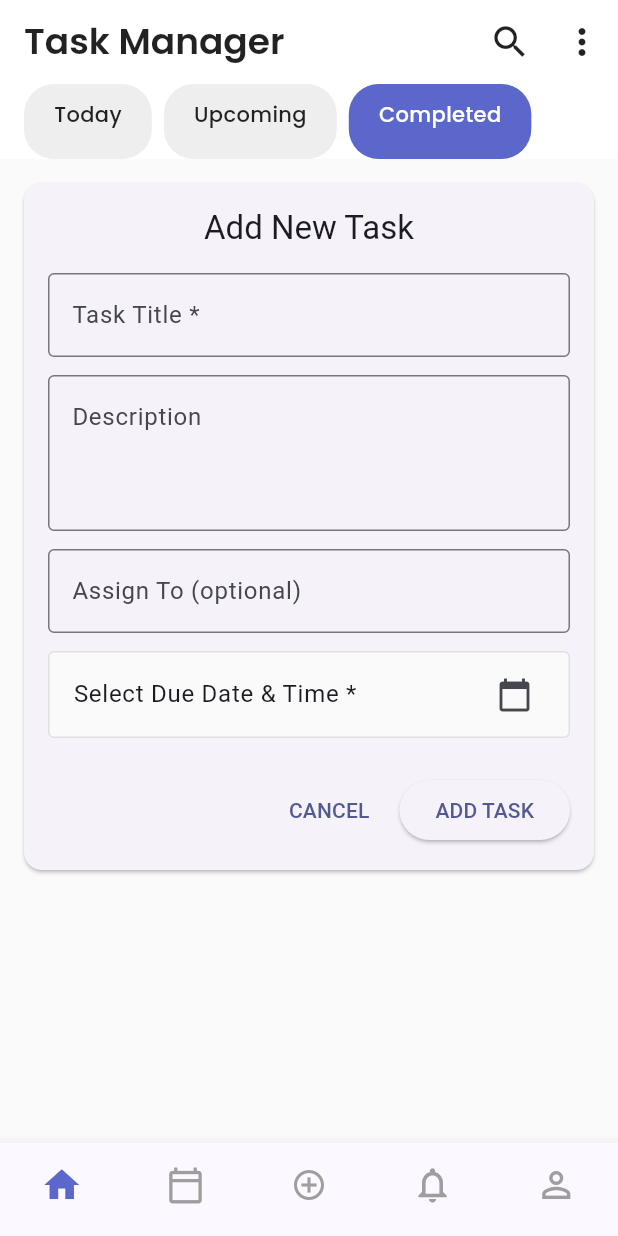
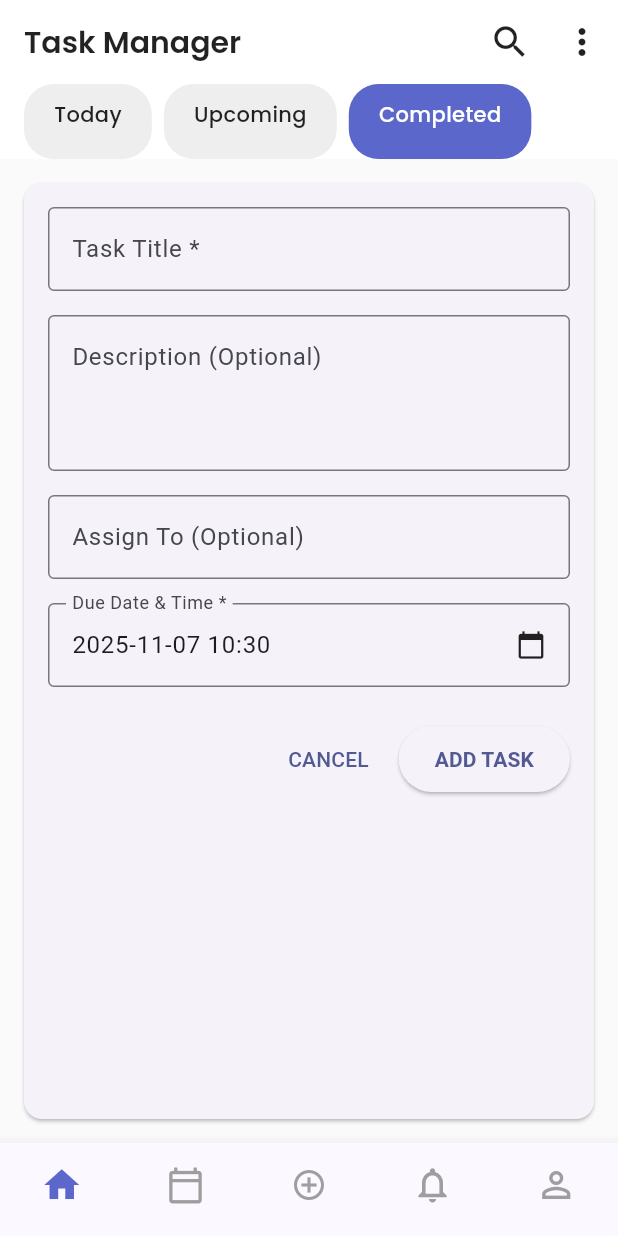
Before and after one commit to Chieyo/BidaTask, a Flutter app: the screen it shows after launch, after a tap on "Upcoming", after a tap on "Completed", after a tap on the "add" icon, on a phone screen of 412 x 824 dp. Run offline on Flutter 3.47's test engine with Material 3 defaults, Android fonts, the phone set to English and light mode, and no system bars; our stand-ins replace google_fonts.

Commit message:
fix errors and bugs

```diff
--- a/frontend/lib/domain/models/task.dart
+++ b/frontend/lib/domain/models/task.dart
@@ -1,4 +1,3 @@
-import 'package:flutter/foundation.dart';
 import '../enums/task_status.dart';
 
 class Task {
@@ -25,31 +24,54 @@ class Task {
   }) : createdAt = createdAt ?? DateTime.now();
 
   Task copyWith({
+    String? id,
     String? title,
-    String? description,
+    String? author,
     DateTime? dueDate,
     TaskStatus? status,
+    bool? isPostedByMe,
     String? assignedTo,
+    String? description,
+    DateTime? createdAt,
   }) {
     return Task(
-      id: id,
+      id: id ?? this.id,
       title: title ?? this.title,
-      author: author,
+      author: author ?? this.author,
       dueDate: dueDate ?? this.dueDate,
       status: status ?? this.status,
-      isPostedByMe: isPostedByMe,
+      isPostedByMe: isPostedByMe ?? this.isPostedByMe,
       assignedTo: assignedTo ?? this.assignedTo,
       description: description ?? this.description,
-      createdAt: createdAt,
+      createdAt: createdAt ?? this.createdAt,
     );
   }
 
   @override
   bool operator ==(Object other) {
     if (identical(this, other)) return true;
-    return other is Task && other.id == id;
+    return other is Task &&
+           other.id == id &&
+           other.title == title &&
+           other.author == author &&
+           other.dueDate == dueDate &&
+           other.status == status &&
+           other.isPostedByMe == isPostedByMe &&
+           other.assignedTo == assignedTo &&
+           other.description == description &&
+           other.createdAt == createdAt;
   }
 
   @override
-  int get hashCode => id.hashCode;
+  int get hashCode => Object.hash(
+        id,
+        title,
+        author,
+        dueDate,
+        status,
+        isPostedByMe,
+        assignedTo,
+        description,
+        createdAt,
+      );
 }
--- a/frontend/lib/presentation/screens/task_manager_screen.dart
+++ b/frontend/lib/presentation/screens/task_manager_screen.dart
@@ -13,10 +13,12 @@ class TaskManagerScreen extends StatefulWidget {
 }
 
 class _TaskManagerScreenState extends State<TaskManagerScreen> with SingleTickerProviderStateMixin {
-  late TabController _tabController;
-  late List<Task> _tasks;
+  late final TabController _tabController;
+  List<Task> _tasks = [];
   bool _showTaskForm = false;
   Task? _editingTask;
+  bool _isLoading = true;
+  String? _errorMessage;
 
   @override
   void initState() {
@@ -25,9 +27,18 @@ class _TaskManagerScreenState extends State<TaskManagerScreen> with SingleTicker
     _loadTasks();
   }
 
-  void _loadTasks() {
-    setState(() {
-      _tasks = [
+  Future<void> _loadTasks() async {
+    try {
+      setState(() {
+        _isLoading = true;
+        _errorMessage = null;
+      });
+
+      // Simulate network delay
+      await Future.delayed(const Duration(milliseconds: 500));
+
+      // In a real app, this would be an API call
+      final tasks = [
         Task(
           id: '1',
           title: 'Clean the garden',
@@ -68,7 +79,21 @@ class _TaskManagerScreenState extends State<TaskManagerScreen> with SingleTicker
           description: 'Task marked as completed. Awaiting review.',
         ),
       ];
-    });
+
+      if (mounted) {
+        setState(() {
+          _tasks = tasks;
+          _isLoading = false;
+        });
+      }
+    } catch (e) {
+      if (mounted) {
+        setState(() {
+          _errorMessage = 'Failed to load tasks. Please try again.';
+          _isLoading = false;
+        });
+      }
+    }
   }
 
   @override
@@ -264,13 +289,44 @@ class _TaskManagerScreenState extends State<TaskManagerScreen> with SingleTicker
       task.dueDate.isAfter(DateTime.now().add(const Duration(days: 1)))
     ).toList();
 
+    if (_isLoading) {
+      return const Scaffold(
+        body: Center(
+          child: CircularProgressIndicator(),
+        ),
+      );
+    }
+
+    if (_errorMessage != null) {
+      return Scaffold(
+        body: Center(
+          child: Column(
+            mainAxisAlignment: MainAxisAlignment.center,
+            children: [
+              Text(
+                _errorMessage!,
+                style: const TextStyle(color: Colors.red, fontSize: 16),
+                textAlign: TextAlign.center,
+              ),
+              const SizedBox(height: 16),
+              ElevatedButton(
+                onPressed: _loadTasks,
+                child: const Text('Retry'),
+              ),
+            ],
+          ),
+        ),
+      );
+    }
+
     return Scaffold(
       appBar: AppBar(
         title: Text(
           'Task Manager',
           style: GoogleFonts.poppins(
+            fontSize: 20,
             fontWeight: FontWeight.w600,
-            fontSize: 24,
+            color: Colors.black87,
           ),
         ),
         actions: [
--- a/frontend/lib/presentation/widgets/status_chip.dart
+++ b/frontend/lib/presentation/widgets/status_chip.dart
@@ -37,7 +37,6 @@ class StatusChip extends StatelessWidget {
       case TaskStatus.cancelled:
         return const Color(0xFFF44336);
       case TaskStatus.notStarted:
-      default:
         return const Color(0xFFFF9800);
     }
   }
--- a/frontend/lib/presentation/widgets/task_form.dart
+++ b/frontend/lib/presentation/widgets/task_form.dart
@@ -1,8 +1,6 @@
 import 'package:flutter/material.dart';
-import 'package:intl/intl.dart';
 import '../../../domain/models/task.dart';
 import '../../../domain/enums/task_status.dart';
-import '../../core/utils/date_utils.dart' as date_utils;
 
 class TaskForm extends StatefulWidget {
   final Task? initialTask;
@@ -35,7 +33,7 @@ class _TaskFormState extends State<TaskForm> {
     _titleController = TextEditingController(text: _editingTask?.title ?? '');
     _descriptionController = TextEditingController(text: _editingTask?.description ?? '');
     _assignedToController = TextEditingController(text: _editingTask?.assignedTo ?? '');
-    _selectedDate = _editingTask?.dueDate;
+    _selectedDate = _editingTask?.dueDate ?? DateTime.now().add(const Duration(days: 1));
   }
 
   @override
@@ -76,6 +74,7 @@ class _TaskFormState extends State<TaskForm> {
 
   void _submitForm() {
     if (!_formKey.currentState!.validate()) return;
+
     if (_selectedDate == null) {
       ScaffoldMessenger.of(context).showSnackBar(
         const SnackBar(content: Text('Please select a due date and time')),
@@ -83,18 +82,40 @@ class _TaskFormState extends State<TaskForm> {
       return;
     }
 
+    // Validate that the due date is in the future
+    if (_selectedDate!.isBefore(DateTime.now())) {
+      ScaffoldMessenger.of(context).showSnackBar(
+        const SnackBar(content: Text('Due date must be in the future')),
+      );
+      return;
+    }
+
+    try {
       final task = Task(
         id: _editingTask?.id ?? DateTime.now().millisecondsSinceEpoch.toString(),
-      title: _titleController.text,
+        title: _titleController.text.trim(),
         author: _editingTask?.author ?? 'You',
         dueDate: _selectedDate!,
         status: _editingTask?.status ?? TaskStatus.notStarted,
         isPostedByMe: true,
-      assignedTo: _assignedToController.text.isNotEmpty ? _assignedToController.text : null,
-      description: _descriptionController.text.isNotEmpty ? _descriptionController.text : null,
+        assignedTo: _assignedToController.text.trim().isNotEmpty
+            ? _assignedToController.text.trim()
+            : null,
+        description: _descriptionController.text.trim().isNotEmpty
+            ? _descriptionController.text.trim()
+            : null,
       );
 
       widget.onSubmit(task);
+    } catch (e) {
+      ScaffoldMessenger.of(context).showSnackBar(
+        SnackBar(content: Text('Error creating task: ${e.toString()}')),
+      );
+    }
+  }
+
+  String _formatDateTime(DateTime date) {
+    return '${date.year}-${date.month.toString().padLeft(2, '0')}-${date.day.toString().padLeft(2, '0')} ${date.hour.toString().padLeft(2, '0')}:${date.minute.toString().padLeft(2, '0')}';
   }
 
   @override
@@ -106,59 +127,68 @@ class _TaskFormState extends State<TaskForm> {
         child: Form(
           key: _formKey,
           child: Column(
-            mainAxisSize: MainAxisSize.min,
             crossAxisAlignment: CrossAxisAlignment.stretch,
             children: [
-              Text(
-                _editingTask == null ? 'Add New Task' : 'Edit Task',
-                style: Theme.of(context).textTheme.headline6,
-                textAlign: TextAlign.center,
-              ),
-              const SizedBox(height: 16),
               TextFormField(
                 controller: _titleController,
                 decoration: const InputDecoration(
                   labelText: 'Task Title *',
                   border: OutlineInputBorder(),
+                  hintText: 'Enter task title',
                 ),
+                textInputAction: TextInputAction.next,
                 validator: (value) {
-                  if (value == null || value.isEmpty) {
-                    return 'Please enter a title';
+                  if (value == null || value.trim().isEmpty) {
+                    return 'Please enter a task title';
                   }
                   return null;
                 },
               ),
-              const SizedBox(height: 12),
+              const SizedBox(height: 16),
               TextFormField(
                 controller: _descriptionController,
-                maxLines: 3,
                 decoration: const InputDecoration(
-                  labelText: 'Description',
+                  labelText: 'Description (Optional)',
                   border: OutlineInputBorder(),
+                  hintText: 'Enter task description',
                   alignLabelWithHint: true,
                 ),
+                maxLines: 3,
+                textInputAction: TextInputAction.next,
+                keyboardType: TextInputType.multiline,
               ),
-              const SizedBox(height: 12),
+              const SizedBox(height: 16),
               TextFormField(
                 controller: _assignedToController,
                 decoration: const InputDecoration(
-                  labelText: 'Assign To (optional)',
+                  labelText: 'Assign To (Optional)',
                   border: OutlineInputBorder(),
+                  hintText: 'Enter assignee name',
                 ),
+                textInputAction: TextInputAction.done,
+                onFieldSubmitted: (_) => _submitForm(),
               ),
-              const SizedBox(height: 12),
-              ListTile(
-                title: Text(
-                  _selectedDate == null
-                      ? 'Select Due Date & Time *'
-                      : 'Due: ${date_utils.formatDate(_selectedDate!)} ${date_utils.formatTime(_selectedDate!)}',
+              const SizedBox(height: 16),
+              InkWell(
+                onTap: () => _selectDateTime(context),
+                child: InputDecorator(
+                  decoration: const InputDecoration(
+                    labelText: 'Due Date & Time *',
+                    border: OutlineInputBorder(),
+                    contentPadding: EdgeInsets.symmetric(horizontal: 12, vertical: 16),
                   ),
-                trailing: const Icon(Icons.calendar_today),
-                onTap: () => _selectDateTime(context),
-                tileColor: Colors.grey[50],
-                shape: RoundedRectangleBorder(
-                  side: BorderSide(color: Colors.grey[300]!),
-                  borderRadius: BorderRadius.circular(4),
+                  child: Row(
+                    mainAxisAlignment: MainAxisAlignment.spaceBetween,
+                    children: [
+                      Text(
+                        _selectedDate != null
+                            ? _formatDateTime(_selectedDate!)
+                            : 'Select date and time',
+                        style: Theme.of(context).textTheme.bodyLarge,
+                      ),
+                      const Icon(Icons.calendar_today, size: 20),
+                    ],
+                  ),
                 ),
               ),
               const SizedBox(height: 24),
@@ -172,7 +202,13 @@ class _TaskFormState extends State<TaskForm> {
                   const SizedBox(width: 8),
                   ElevatedButton(
                     onPressed: _submitForm,
-                    child: Text(_editingTask == null ? 'ADD TASK' : 'SAVE CHANGES'),
+                    style: ElevatedButton.styleFrom(
+                      padding: const EdgeInsets.symmetric(horizontal: 24, vertical: 12),
+                    ),
+                    child: Text(
+                      _editingTask == null ? 'ADD TASK' : 'SAVE CHANGES',
+                      style: const TextStyle(fontWeight: FontWeight.bold),
+                    ),
                   ),
                 ],
               ),
--- a/frontend/lib/presentation/widgets/task_item.dart
+++ b/frontend/lib/presentation/widgets/task_item.dart
@@ -160,7 +160,6 @@ class TaskItem extends StatelessWidget {
       case TaskStatus.cancelled:
         return const Color(0xFFF44336);
       case TaskStatus.notStarted:
-      default:
         return const Color(0xFFFF9800);
     }
   }
@@ -174,7 +173,6 @@ class TaskItem extends StatelessWidget {
       case TaskStatus.cancelled:
         return Icons.cancel_outlined;
       case TaskStatus.notStarted:
-      default:
         return Icons.access_time;
     }
   }
--- a/frontend/pubspec.yaml
+++ b/frontend/pubspec.yaml
@@ -33,6 +33,7 @@ dependencies:
 
   # UI
   cupertino_icons: ^1.0.8
+  google_fonts: ^6.1.0
 
   # State Management
   flutter_bloc: ^8.1.3
```
Also changed, not shown: frontend/pubspec.lock, 2 other files. Lines whose indentation alone changed are shown as unchanged.
